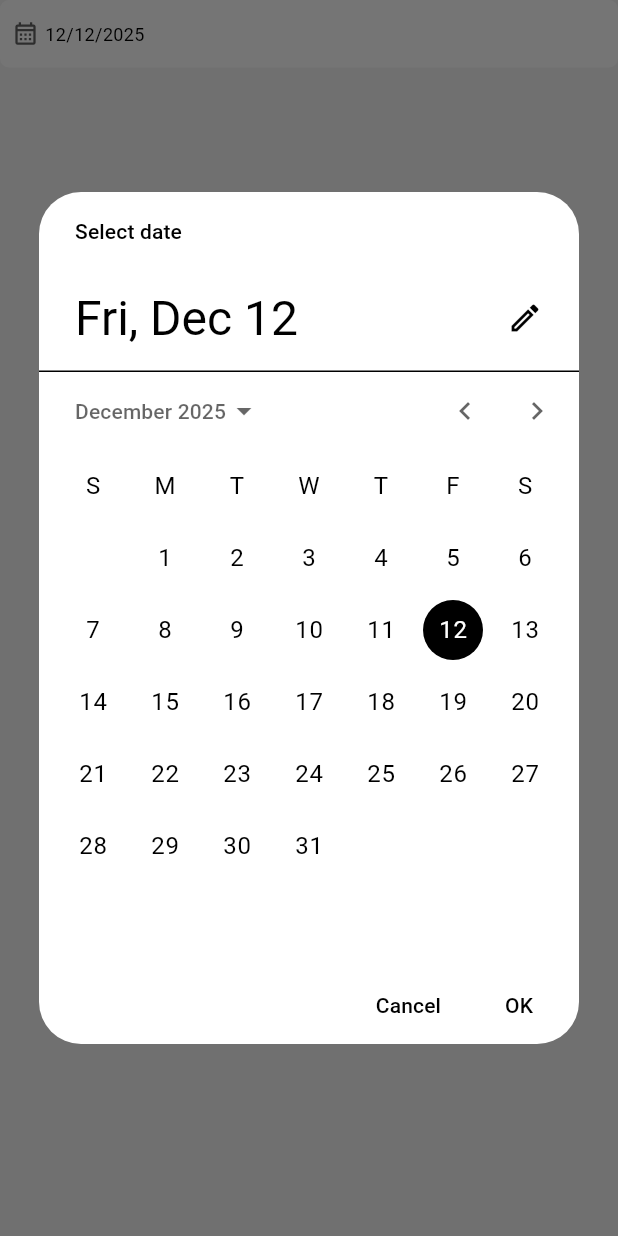
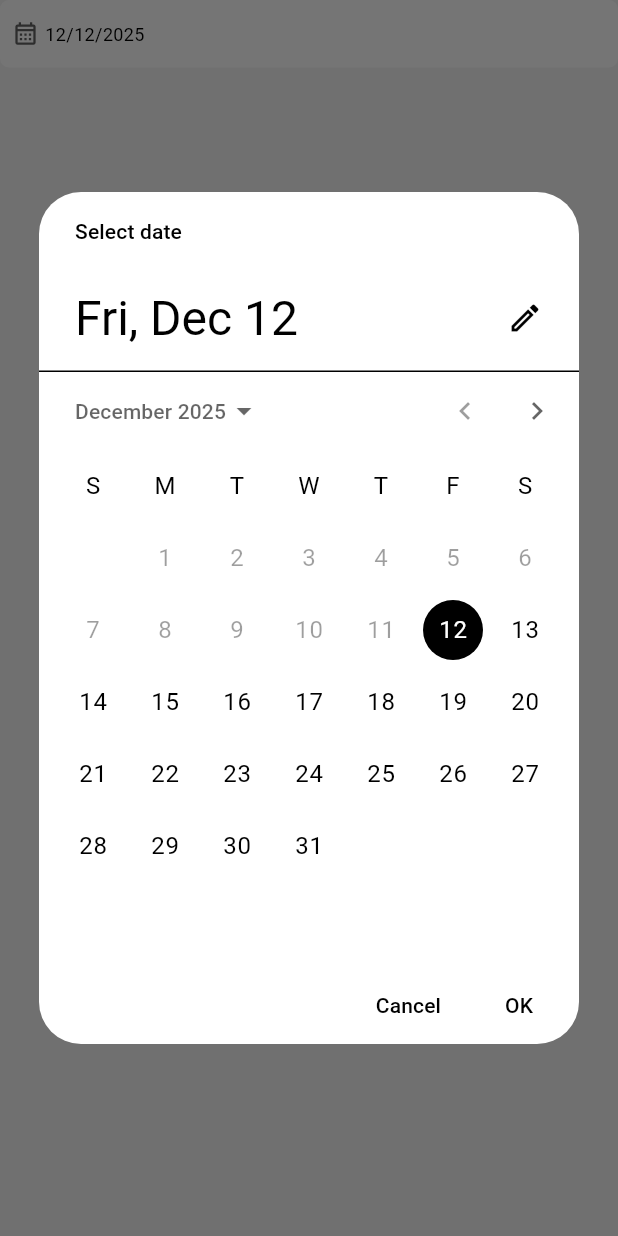
Before and after one commit to Ikhtiar76/field_task_app, a Flutter app: the DatePickerField widget shown alone on an empty page, opened directly with empty values, after a tap on an icon or button, on a phone screen of 412 x 824 dp. Run offline on Flutter 3.47's test engine with Material 3 defaults, Android fonts, the phone set to English and light mode, and no system bars; our stand-ins replace bloc, equatable, firebase_core, flutter_bloc, flutter_map, geolocator and 3 more; accounts and stored records are empty.

```diff
--- a/lib/features/task/presentation/widgets/date_picker.dart
+++ b/lib/features/task/presentation/widgets/date_picker.dart
@@ -21,9 +21,12 @@ class DatePickerField extends StatelessWidget {
         onTap: () async {
           final dt = await showDatePicker(
             context: context,
-            firstDate: DateTime.now().subtract(const Duration(days: 365)),
+            firstDate: DateTime.now(), // prevent selecting past dates
             lastDate: DateTime.now().add(const Duration(days: 365)),
-            initialDate: selectedDate ?? DateTime.now(),
+            initialDate:
+                selectedDate != null && selectedDate!.isAfter(DateTime.now())
+                ? selectedDate!
+                : DateTime.now(),
             builder: (context, child) {
               return Theme(
                 data: Theme.of(context).copyWith(
```
